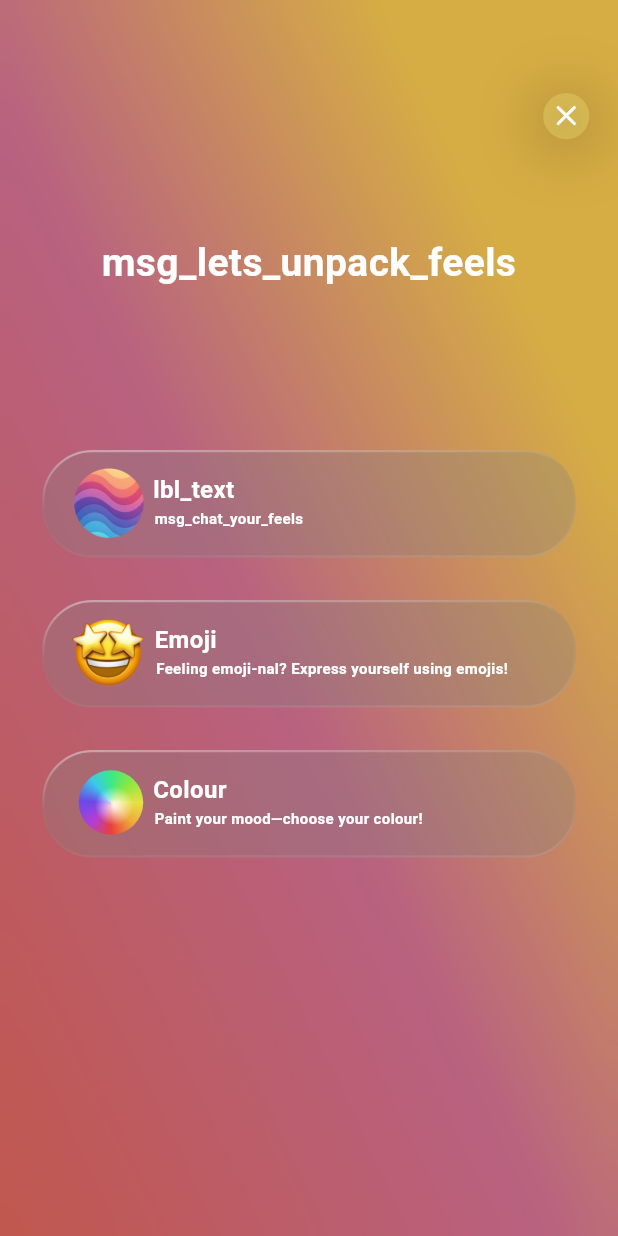
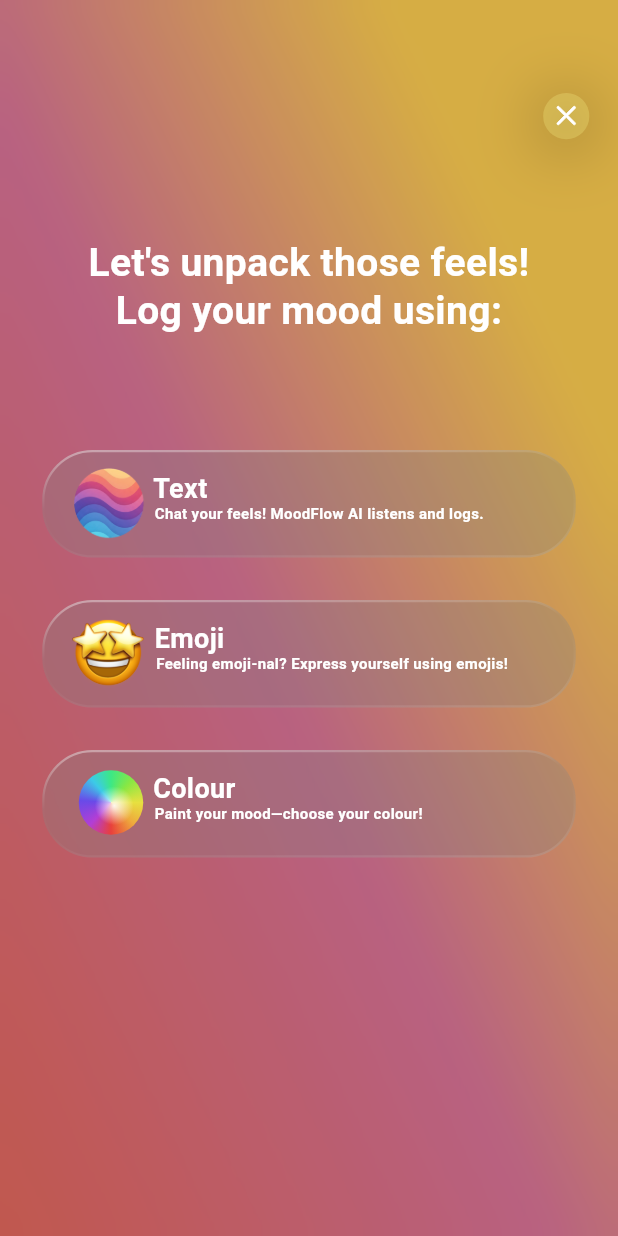
Before and after one commit to vchr1stou/MoodFlow, a Flutter app: the LogInputScreen screen opened by its route, on a phone screen of 412 x 824 dp. Run offline on Flutter 3.47's test engine with Material 3 defaults, Android fonts, the phone set to English and light mode, and no system bars; our stand-ins replace cached_network_image, calendar_date_picker2, chat_bubbles, cloud_firestore, connectivity_plus, contacts_service and 17 more; missing offline and left inert: responsive_grid_list; accounts and stored records are empty; project files that could hold a hidden picture were left out.

Commit message:
bug fix to log input

```diff
--- a/lib/presentation/log_input_screen/log_input_screen.dart
+++ b/lib/presentation/log_input_screen/log_input_screen.dart
@@ -10,6 +10,7 @@ import '../homescreen_screen/homescreen_screen.dart';
 import '../log_input_colors_screen/log_input_colors_screen.dart';
 import '../history_empty_screen/history_empty_screen.dart';
 import 'package:easy_localization/easy_localization.dart';
+import '../ai_screen/ai_screen.dart';
 
 class LogInputScreen extends StatefulWidget {
   final String source;
@@ -153,15 +154,30 @@ class LogInputScreenState extends State<LogInputScreen> {
               child: Container(
                 width: double.infinity,
                 padding: EdgeInsets.symmetric(horizontal: 24.h),
-                child: Text(
-                  "msg_lets_unpack_feels".tr(),
+                child: Column(
+                  children: [
+                    Text(
+                      "Let's unpack those feels!",
                       textAlign: TextAlign.center,
                       style: GoogleFonts.roboto(
                         fontSize: 26,
-                    fontWeight: FontWeight.bold,
+                        fontWeight: FontWeight.w700,
                         color: Colors.white,
                         height: 1.2,
                       ),
+                    ),
+                    SizedBox(height: 1.h),
+                    Text(
+                      "Log your mood using:",
+                      textAlign: TextAlign.center,
+                      style: GoogleFonts.roboto(
+                        fontSize: 26,
+                        fontWeight: FontWeight.w700,
+                        color: Colors.white,
+                        height: 1.2,
+                      ),
+                    ),
+                  ],
                 ),
               ),
             ),
@@ -178,8 +194,7 @@ class LogInputScreenState extends State<LogInputScreen> {
                     Navigator.push(
                       context,
                       MaterialPageRoute(
-                        builder: (context) => EmojiLogOneScreen.builder(context,
-                            source: widget.source),
+                        builder: (context) => AiScreen.builder(context),
                       ),
                     );
                   },
@@ -215,22 +230,24 @@ class LogInputScreenState extends State<LogInputScreen> {
                           mainAxisSize: MainAxisSize.min,
                           children: [
                             Text(
-                              "lbl_text".tr(),
+                              "Text",
                               style: GoogleFonts.roboto(
-                                fontSize: 16,
+                                fontSize: 18,
                                 fontWeight: FontWeight.w700,
                                 color: Colors.white,
+                                height: 1.2,
                               ),
                             ),
                             Transform.translate(
                               offset: Offset(textLogDescLeft - textLogTitleLeft,
                                   textLogDescTop),
                               child: Text(
-                                "msg_chat_your_feels".tr(),
+                                "Chat your feels! MoodFlow AI listens and logs.",
                                 style: GoogleFonts.roboto(
                                   fontSize: 10,
                                   fontWeight: FontWeight.w600,
                                   color: Colors.white,
+                                  height: 1.2,
                                 ),
                               ),
                             ),
@@ -306,9 +323,10 @@ class LogInputScreenState extends State<LogInputScreen> {
                             Text(
                               "Emoji",
                               style: GoogleFonts.roboto(
-                                fontSize: 16,
+                                fontSize: 18,
                                 fontWeight: FontWeight.w700,
                                 color: Colors.white,
+                                height: 1.2,
                               ),
                             ),
                             Transform.translate(
@@ -321,6 +339,7 @@ class LogInputScreenState extends State<LogInputScreen> {
                                   fontSize: 10,
                                   fontWeight: FontWeight.w600,
                                   color: Colors.white,
+                                  height: 1.2,
                                 ),
                               ),
                             ),
@@ -432,9 +451,10 @@ class LogInputScreenState extends State<LogInputScreen> {
                             Text(
                               "Colour",
                               style: GoogleFonts.roboto(
-                                fontSize: 16,
+                                fontSize: 18,
                                 fontWeight: FontWeight.w700,
                                 color: Colors.white,
+                                height: 1.2,
                               ),
                             ),
                             Transform.translate(
@@ -447,6 +467,7 @@ class LogInputScreenState extends State<LogInputScreen> {
                                   fontSize: 10,
                                   fontWeight: FontWeight.w600,
                                   color: Colors.white,
+                                  height: 1.2,
                                 ),
                               ),
                             ),
```
Lines whose indentation alone changed are shown as unchanged.
